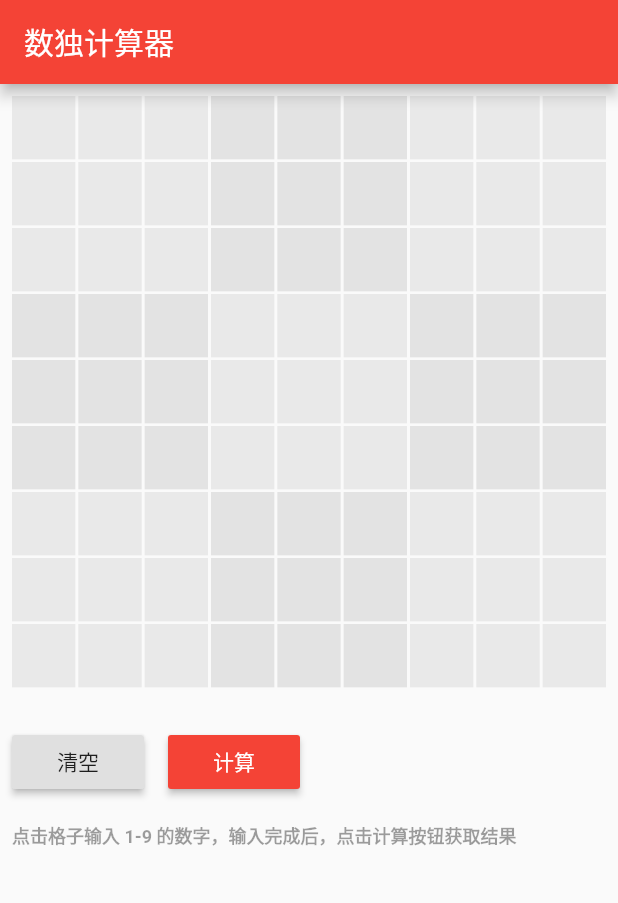
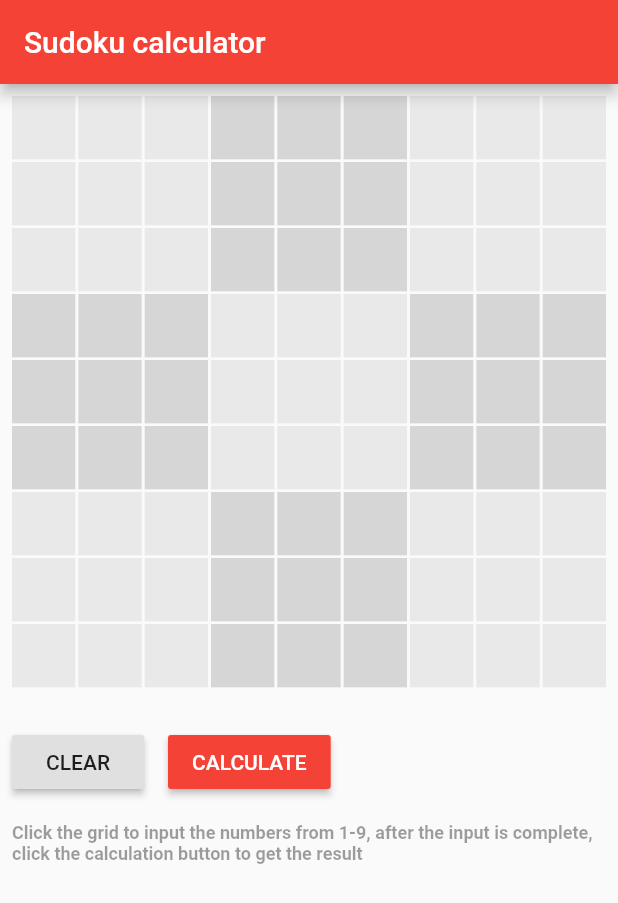
Before and after one commit to hellohejinyu/sudoku, a Flutter app: the screen it shows after launch, on a phone screen of 412 x 824 dp. Shown: the top 903 px of the screen. Run offline on Flutter 3.47's test engine with Material 2 defaults, Android fonts, the phone set to English and light mode, and no system bars.

Commit message:
feat: 新增国际化支持

```diff
--- /dev/null
+++ b/lib/app_localizations.dart
@@ -0,0 +1,70 @@
+import 'package:flutter/foundation.dart';
+import 'package:flutter/material.dart';
+
+class AppLocalizations {
+  AppLocalizations(this.locale);
+
+  final Locale locale;
+
+  static AppLocalizations of(BuildContext context) {
+    return Localizations.of<AppLocalizations>(context, AppLocalizations);
+  }
+
+  static Map<String, Map<String, dynamic>> _localizedValues = {
+    'en': {
+      'title': 'Sudoku calculator',
+      'clear': 'CLEAR',
+      'calculate': 'CALCULATE',
+      'tips':
+          'Click the grid to input the numbers from 1-9, after the input is complete, click the calculation button to get the result',
+      'getAnsTips': (int tryCnt) {
+        return 'The system tried $tryCnt ${tryCnt > 1 ? 'times' : 'time'} hard';
+      },
+      'noAns': 'found no solution to this question',
+      'tellRes': 'just to tell you the result',
+    },
+    'zh': {
+      'title': '数独计算器',
+      'clear': '清空',
+      'calculate': '计算',
+      'tips': '点击格子输入 1-9 的数字，输入完成后，点击计算按钮获取结果',
+      'getAnsTips': (int tryCnt) {
+        return '系统努力尝试了 $tryCnt 次';
+      },
+      'noAns': '发现此题无解',
+      'tellRes': '只为告诉你结果'
+    },
+  };
+
+  String get tellRes => _localizedValues[locale.languageCode]['tellRes'];
+
+  String get noAns => _localizedValues[locale.languageCode]['noAns'];
+
+  String getAnsTips(int tryCnt) =>
+      _localizedValues[locale.languageCode]['getAnsTips'](tryCnt);
+
+  String get title => _localizedValues[locale.languageCode]['title'];
+
+  String get tips => _localizedValues[locale.languageCode]['tips'];
+
+  String get clear => _localizedValues[locale.languageCode]['clear'];
+
+  String get calculate => _localizedValues[locale.languageCode]['calculate'];
+}
+
+class AppLocalizationsDelegate extends LocalizationsDelegate<AppLocalizations> {
+  const AppLocalizationsDelegate();
+
+  @override
+  bool isSupported(Locale locale) => ['en', 'zh'].contains(locale.languageCode);
+
+  @override
+  Future<AppLocalizations> load(Locale locale) {
+    // Returning a SynchronousFuture here because an async "load" operation
+    // isn't needed to produce an instance of DemoLocalizations.
+    return SynchronousFuture<AppLocalizations>(AppLocalizations(locale));
+  }
+
+  @override
+  bool shouldReload(AppLocalizationsDelegate old) => false;
+}
--- a/lib/main.dart
+++ b/lib/main.dart
@@ -3,6 +3,8 @@ import 'dart:async';
 import 'package:flutter/foundation.dart';
 import 'package:flutter/material.dart';
 import 'package:flutter/services.dart';
+import 'package:flutter_localizations/flutter_localizations.dart';
+import 'package:sudoku/app_localizations.dart';
 import 'package:sudoku/cell.dart';
 import 'package:sudoku/sudo_node.dart';
 import 'package:sudoku/sudo_nodes.dart';
@@ -20,19 +22,26 @@ class MyApp extends StatelessWidget {
   Widget build(BuildContext context) {
     return MaterialApp(
       title: 'Sudo',
+      localizationsDelegates: [
+        const AppLocalizationsDelegate(),
+        GlobalMaterialLocalizations.delegate,
+        GlobalWidgetsLocalizations.delegate,
+      ],
+      supportedLocales: [
+        const Locale('en', ''),
+        const Locale.fromSubtags(languageCode: 'zh'),
+      ],
       theme: ThemeData(
         primarySwatch: Colors.red,
         visualDensity: VisualDensity.adaptivePlatformDensity,
       ),
-      home: MyHomePage(title: '数独计算器'),
+      home: MyHomePage(),
     );
   }
 }
 
 class MyHomePage extends StatefulWidget {
-  MyHomePage({Key key, this.title}) : super(key: key);
-
-  final String title;
+  MyHomePage({Key key}) : super(key: key);
 
   @override
   _MyHomePageState createState() => _MyHomePageState();
@@ -88,10 +97,10 @@ class _MyHomePageState extends State<MyHomePage> {
 
     doActionInSudoNodes((node) {
       if (node.x > 2 && node.x <= 5 && !(node.y > 2 && node.y <= 5)) {
-        node.backgroundColor = Colors.grey.withAlpha(64);
+        node.backgroundColor = Colors.grey.withAlpha(100);
       }
       if (node.y > 2 && node.y <= 5 && !(node.x > 2 && node.x <= 5)) {
-        node.backgroundColor = Colors.grey.withAlpha(64);
+        node.backgroundColor = Colors.grey.withAlpha(100);
       }
     });
 
@@ -122,7 +131,9 @@ class _MyHomePageState extends State<MyHomePage> {
   Widget build(BuildContext context) {
     return Scaffold(
       appBar: AppBar(
-        title: Text(widget.title),
+        title: Text(
+          AppLocalizations.of(context).title,
+        ),
       ),
       body: SingleChildScrollView(
         child: Column(
@@ -194,7 +205,7 @@ class _MyHomePageState extends State<MyHomePage> {
                         });
                         setState(() {});
                       },
-                      child: Text('清空'),
+                      child: Text(AppLocalizations.of(context).clear),
                     ),
                     SizedBox(
                       width: 16,
@@ -240,13 +251,14 @@ class _MyHomePageState extends State<MyHomePage> {
                                   ..showSnackBar(
                                     SnackBar(
                                       content: Text(
-                                          '系统努力尝试了 $tryCnt 次${noAnswer ? '发现此题无解' : '只为告诉你结果'}'),
+                                        '${AppLocalizations.of(context).getAnsTips(tryCnt)} ${noAnswer ? AppLocalizations.of(context).noAns : AppLocalizations.of(context).tellRes}',
+                                      ),
                                     ),
                                   );
                               });
                             },
                       child: Text(
-                        '计算',
+                        AppLocalizations.of(context).calculate,
                         style: TextStyle(
                           color: Colors.white,
                         ),
@@ -264,7 +276,7 @@ class _MyHomePageState extends State<MyHomePage> {
                 left: 8,
               ),
               child: Text(
-                '点击格子输入 1-9 的数字，输入完成后，点击计算按钮获取结果',
+                AppLocalizations.of(context).tips,
                 style: TextStyle(
                   fontWeight: FontWeight.bold,
                   fontSize: 12,
--- a/pubspec.yaml
+++ b/pubspec.yaml
@@ -23,11 +23,14 @@ environment:
 dependencies:
   flutter:
     sdk: flutter
+  flutter_localizations:
+    sdk: flutter
 
 
   # The following adds the Cupertino Icons font to your application.
   # Use with the CupertinoIcons class for iOS style icons.
   cupertino_icons: ^0.1.3
+  intl: ^0.16.1
 
 dev_dependencies:
   flutter_test:
```
Also changed, not shown: pubspec.lock.
